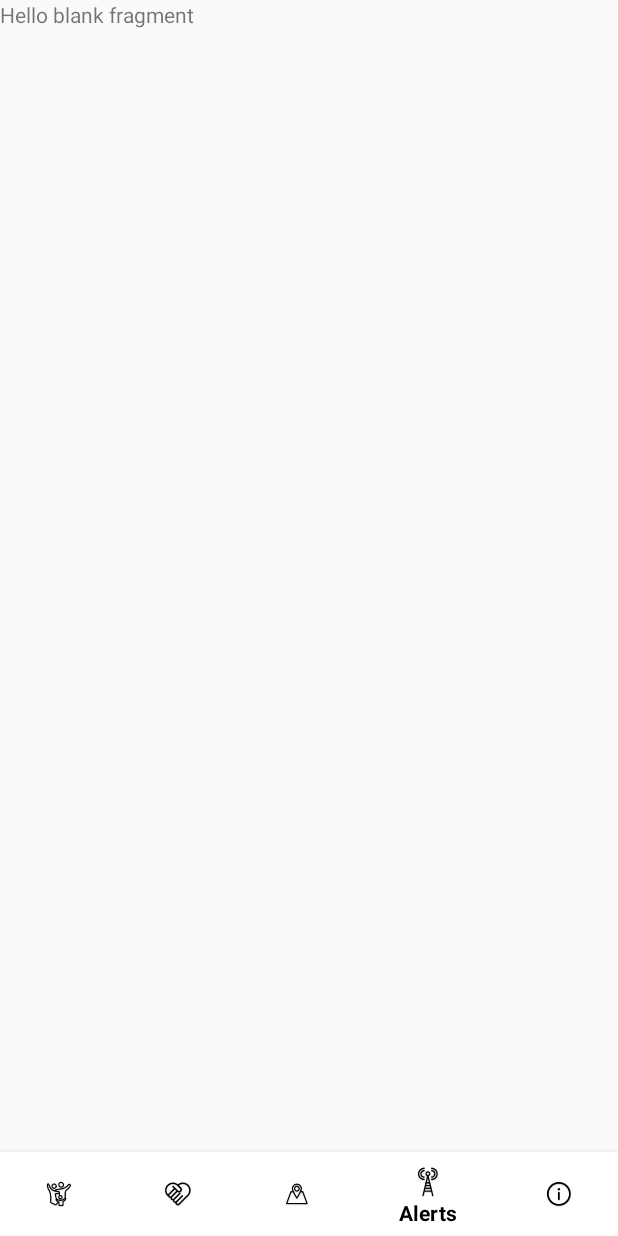
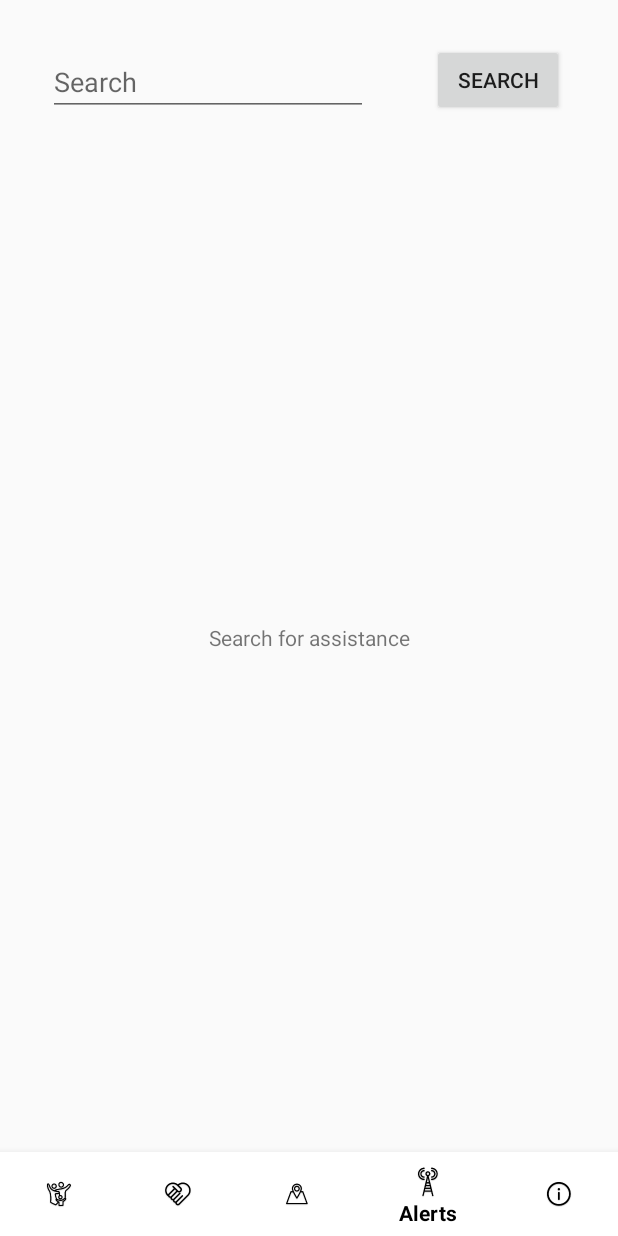
Before and after one commit to juliarosenrauch/nwhacks2020, an Android app: the screen it shows after launch (HomeTabbedContainerActivity), item 4 of the bottom bar chosen, on a phone screen of 412 x 824 dp. Run offline under Robolectric (Android 15) with nearby library versions, the phone set to English and light mode, and no system bars.

Commit message:
pushign search

```diff
--- a/NWHacks-Android/app/build.gradle
+++ b/NWHacks-Android/app/build.gradle
@@ -51,4 +51,6 @@ dependencies {
     implementation 'com.google.android.gms:play-services-location:17.0.0'
     implementation 'com.google.firebase:firebase-firestore:21.3.1'
     implementation 'com.android.support:design:28.0.0'
+    implementation 'com.github.kittinunf.fuel:fuel:2.2.1'
+    implementation 'com.github.kittinunf.fuel:fuel-android:2.2.1'
 }
--- a/NWHacks-Android/app/src/main/java/com/nwhacks2020/myapplication/activity/InfoFragment.kt
+++ b/NWHacks-Android/app/src/main/java/com/nwhacks2020/myapplication/activity/InfoFragment.kt
@@ -5,8 +5,13 @@ import androidx.fragment.app.Fragment
 import android.view.LayoutInflater
 import android.view.View
 import android.view.ViewGroup
+import android.widget.Button
+import android.widget.EditText
+import android.widget.TextView
 
 import com.nwhacks2020.myapplication.R
+import com.nwhacks2020.myapplication.models.Constants
+import com.nwhacks2020.myapplication.services.AppService
 
 class InfoFragment : Fragment() {
 
@@ -14,7 +19,35 @@ class InfoFragment : Fragment() {
         inflater: LayoutInflater, container: ViewGroup?,
         savedInstanceState: Bundle?
     ): View? {
-        // Inflate the layout for this fragment
-        return inflater.inflate(R.layout.fragment_info, container, false)
+
+        val parentView = inflater.inflate(R.layout.fragment_info, container, false)
+
+        val searchBox = parentView.findViewById<EditText>(R.id.info_fragment_search_box)
+        val btn = parentView.findViewById<Button>(R.id.info_fragment_submit_button)
+        val detailText = parentView.findViewById<TextView>(R.id.info_detail_text)
+
+        btn.setOnClickListener {
+            val textToSearch = searchBox.text.toString()
+            AppService.getService().getKeywordMatch(textToSearch) {
+                when (it) {
+                    "water" -> {
+                        detailText.setText(Constants.FILTER_WATER)
+                    }
+                    "earthquake" -> {
+                        detailText.setText(Constants.EARTHQUAKE)
+                    }
+                    "shelter" -> {
+                        detailText.setText(Constants.SHELTER)
+                    }
+                    "none" -> {
+                        detailText.setText("No Results Found")
+                    }
+                }
+            }
+            searchBox.setText("")
+        }
+
+        return parentView
+
     }
 }
--- a/NWHacks-Android/app/src/main/res/layout/fragment_info.xml
+++ b/NWHacks-Android/app/src/main/res/layout/fragment_info.xml
@@ -1,14 +1,45 @@
 <?xml version="1.0" encoding="utf-8"?>
-<FrameLayout xmlns:android="http://schemas.android.com/apk/res/android"
+<androidx.constraintlayout.widget.ConstraintLayout xmlns:android="http://schemas.android.com/apk/res/android"
+    xmlns:app="http://schemas.android.com/apk/res-auto"
     xmlns:tools="http://schemas.android.com/tools"
+    android:id="@+id/frameLayout"
     android:layout_width="match_parent"
     android:layout_height="match_parent"
     tools:context=".activity.InfoFragment">
 
-    <!-- TODO: Update blank fragment layout -->
+    <EditText
+        android:id="@+id/info_fragment_search_box"
+        android:layout_width="0dp"
+        android:layout_height="wrap_content"
+        android:layout_marginStart="32dp"
+        android:layout_marginTop="32dp"
+        android:ems="10"
+        android:hint="Search"
+        android:inputType="textPersonName"
+        app:layout_constraintStart_toStartOf="parent"
+        app:layout_constraintTop_toTopOf="parent" />
+
+    <Button
+        android:id="@+id/info_fragment_submit_button"
+        android:layout_width="wrap_content"
+        android:layout_height="wrap_content"
+        android:layout_marginEnd="36dp"
+        android:text="Search"
+        app:layout_constraintBottom_toBottomOf="@+id/info_fragment_search_box"
+        app:layout_constraintEnd_toEndOf="parent"
+        app:layout_constraintLeft_toRightOf="@+id/info_fragment_search_box" />
+
     <TextView
-        android:layout_width="match_parent"
-        android:layout_height="match_parent"
-        android:text="@string/hello_blank_fragment" />
-
-</FrameLayout>
+        android:id="@+id/info_detail_text"
+        android:layout_width="wrap_content"
+        android:layout_height="wrap_content"
+        android:layout_marginStart="32dp"
+        android:layout_marginTop="36dp"
+        android:layout_marginEnd="32dp"
+        android:layout_marginBottom="32dp"
+        android:text="Search for assistance"
+        app:layout_constraintBottom_toBottomOf="parent"
+        app:layout_constraintEnd_toEndOf="parent"
+        app:layout_constraintStart_toStartOf="parent"
+        app:layout_constraintTop_toBottomOf="@+id/info_fragment_search_box" />
+</androidx.constraintlayout.widget.ConstraintLayout>
```
Also changed, not shown: NWHacks-Android/app/src/main/java/com/nwhacks2020/myapplication/models/Constants.kt (added, +19 -0 lines), NWHacks-Android/app/src/main/java/com/nwhacks2020/myapplication/services/AppService.kt (+31 -0 lines).
